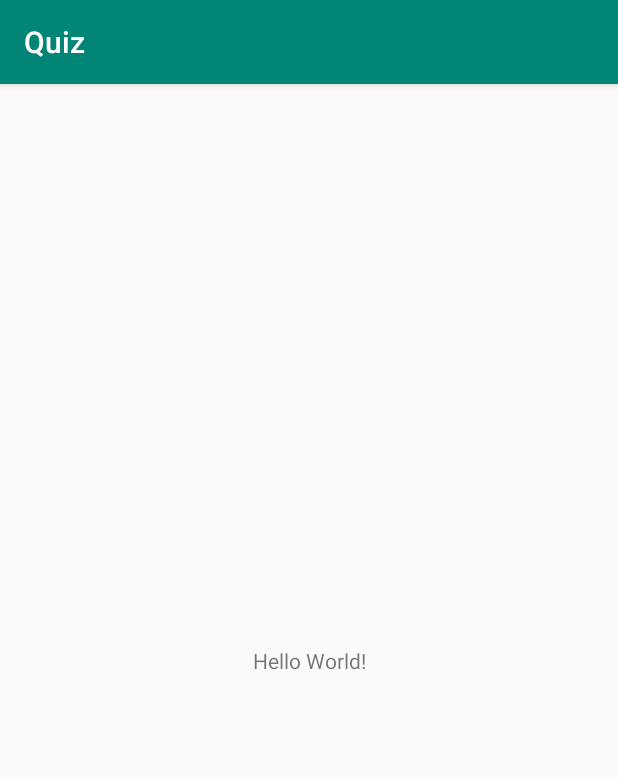
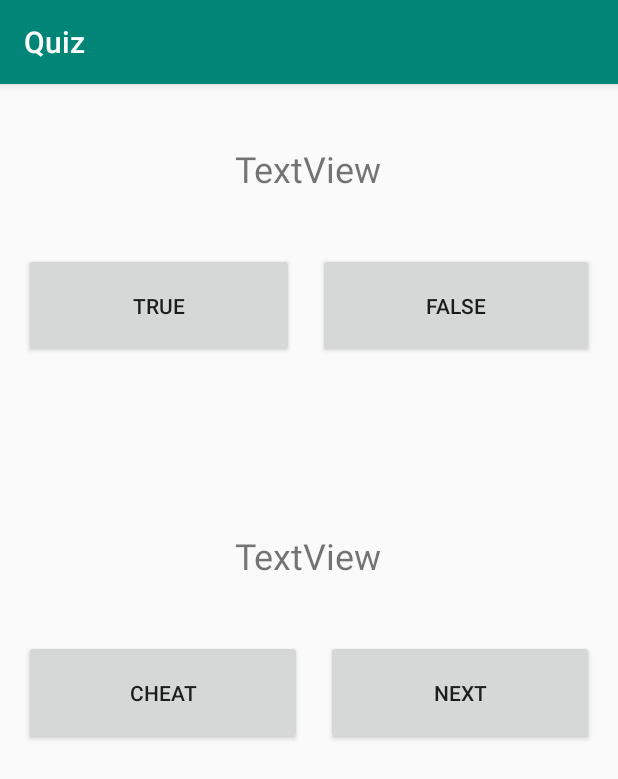
Before and after one commit to Pcasteres/Quiz, an Android app: the screen it shows after launch (MainActivity), on a phone screen of 412 x 824 dp. Shown: the top 779 px of the screen. Run offline under Robolectric (Android 15) with nearby library versions, the phone set to English and light mode, and no system bars; 1 statement that could not run was skipped.

Commit message:
Aplicación interactiva

```diff
--- a/app/src/main/java/es/hotmail/pcasteres/quiz/MainActivity.java
+++ b/app/src/main/java/es/hotmail/pcasteres/quiz/MainActivity.java
@@ -2,12 +2,49 @@ package es.hotmail.pcasteres.quiz;
 
 import android.support.v7.app.AppCompatActivity;
 import android.os.Bundle;
+import android.util.Log;
+import android.widget.TextView;
+import android.view.View;
+import android.widget.Button;
+
+
 
 public class MainActivity extends AppCompatActivity {
+
+    private TextView answerText, questionText;
+    private Button trueButton, falseButton, cheatButton, nextButton;
+
 
     @Override
     protected void onCreate(Bundle savedInstanceState) {
         super.onCreate(savedInstanceState);
+
+        //fijar layout activity
         setContentView(R.layout.activity_main);
+
+        //me da el objeto componente "answer"
+        findViewById(R.id.answerText);
+
+        //acceder a componente del layout
+        answerText = findViewById(R.id.answerText);
+        questionText = findViewById(R.id.questionText);
+
+        trueButton = findViewById(R.id.trueButton);
+        falseButton = findViewById(R.id.falseButton);
+        nextButton = findViewById(R.id.nextButton);
+        cheatButton = findViewById(R.id.cheatButton);
+
+
+
     }
+    public void onFalseButtonClicked(View view){
+        Log.e( tag: "MainActivity", msg: "onFalseButtonClicked()");
+        answerText.setText(R.string.falseButtomLabel);
+    }
+    public void onTrueButtonClicked(View view){
+        Log.e( tag: "MainActivity", msg: "onTrueButtonClicked()");
+        answerText.setText(R.string.trueButtomLabel);
+
+    }
+
 }
--- a/app/src/main/res/layout/activity_main.xml
+++ b/app/src/main/res/layout/activity_main.xml
@@ -1,18 +1,97 @@
 <?xml version="1.0" encoding="utf-8"?>
-<android.support.constraint.ConstraintLayout xmlns:android="http://schemas.android.com/apk/res/android"
+<LinearLayout xmlns:android="http://schemas.android.com/apk/res/android"
     xmlns:app="http://schemas.android.com/apk/res-auto"
     xmlns:tools="http://schemas.android.com/tools"
     android:layout_width="match_parent"
     android:layout_height="match_parent"
+    android:orientation="vertical"
     tools:context=".MainActivity">
 
+    <Space
+        android:layout_width="match_parent"
+        android:layout_height="40dp" />
+
     <TextView
+        android:id="@+id/cuestionText"
         android:layout_width="wrap_content"
         android:layout_height="wrap_content"
-        android:text="Hello World!"
-        app:layout_constraintBottom_toBottomOf="parent"
-        app:layout_constraintLeft_toLeftOf="parent"
-        app:layout_constraintRight_toRightOf="parent"
-        app:layout_constraintTop_toTopOf="parent" />
+        android:layout_gravity="center_horizontal"
+        android:text="TextView"
+        android:textSize="24sp" />
 
-</android.support.constraint.ConstraintLayout>
+    <Space
+        android:layout_width="match_parent"
+        android:layout_height="40dp" />
+
+    <LinearLayout
+        android:layout_width="match_parent"
+        android:layout_height="wrap_content"
+        android:layout_marginLeft="16dp"
+        android:layout_marginRight="16dp"
+        android:orientation="horizontal">
+
+        <Button
+            android:id="@+id/trueButton"
+            android:layout_width="wrap_content"
+            android:layout_height="wrap_content"
+            android:layout_marginRight="8dp"
+            android:layout_weight="1"
+            android:padding="25dp"
+            android:text="@string/trueButtomLabel" />
+
+        <Button
+            android:id="@+id/falseButton"
+            android:layout_width="wrap_content"
+            android:layout_height="wrap_content"
+            android:layout_marginLeft="8dp"
+            android:layout_weight="1"
+            android:padding="25dp"
+            android:text="@string/falseButtomLabel" />
+
+    </LinearLayout>
+
+
+    <Space
+        android:layout_width="match_parent"
+        android:layout_height="115dp" />
+
+    <TextView
+        android:id="@+id/answerText"
+        android:layout_width="wrap_content"
+        android:layout_height="wrap_content"
+        android:layout_gravity="center_horizontal"
+        android:text="TextView"
+        android:textSize="24sp" />
+
+    <Space
+        android:layout_width="match_parent"
+        android:layout_height="40dp" />
+
+    <LinearLayout
+        android:layout_width="match_parent"
+        android:layout_height="wrap_content"
+        android:layout_marginLeft="16dp"
+        android:layout_marginRight="16dp"
+        android:orientation="horizontal">
+
+        <Button
+            android:id="@+id/cheatButton"
+            android:layout_width="wrap_content"
+            android:layout_height="wrap_content"
+            android:layout_marginRight="8dp"
+            android:layout_weight="1"
+            android:padding="25dp"
+            android:text="@string/cheatButtomLabel" />
+
+        <Button
+            android:id="@+id/nextButton"
+            android:layout_width="wrap_content"
+            android:layout_height="wrap_content"
+            android:layout_marginLeft="8dp"
+            android:layout_weight="1"
+            android:padding="25dp"
+            android:text="@string/nextButtomLabel" />
+
+    </LinearLayout>
+
+</LinearLayout>
--- a/app/src/main/res/values/strings.xml
+++ b/app/src/main/res/values/strings.xml
@@ -1,3 +1,7 @@
 <resources>
     <string name="app_name">Quiz</string>
+    <string name="trueButtomLabel">True</string>
+    <string name="falseButtomLabel">False</string>
+    <string name="cheatButtomLabel">Cheat</string>
+    <string name="nextButtomLabel">Next</string>
 </resources>
```
